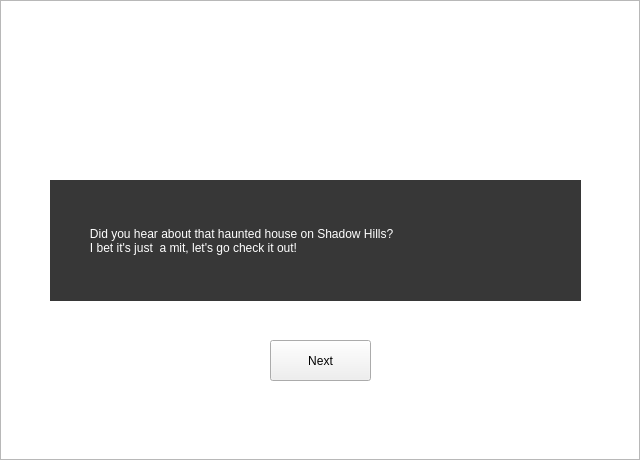
The window that src/entry.ui (matplinta/rpg-game-qt) describes before a commit, drawn with Qt 5.
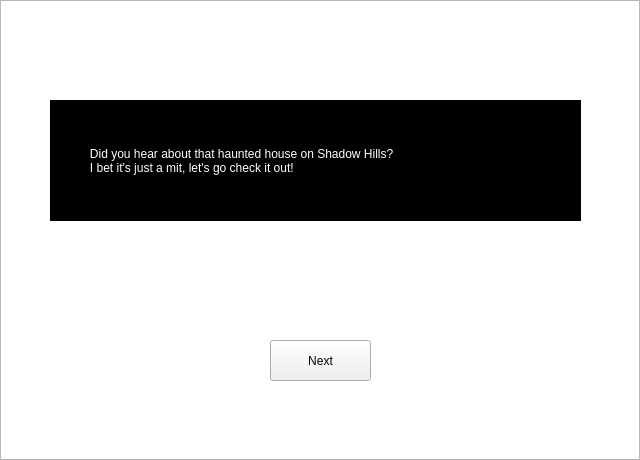
The same window after the commit. Icons and pictures are not drawn.

Patch:
```diff
--- a/src/entry.ui
+++ b/src/entry.ui
@@ -43,19 +43,19 @@
    <property name="geometry">
     <rect>
      <x>50</x>
-     <y>180</y>
+     <y>100</y>
      <width>531</width>
      <height>121</height>
     </rect>
    </property>
    <property name="styleSheet">
-    <string notr="true">background-color: rgb(0, 0, 0, 200);
+    <string notr="true">background-color: rgb(0, 0, 0, 200, 40);
 color: rgb(255, 255, 255);
 font: 12pt &quot;MS UI Gothic&quot;;</string>
    </property>
    <property name="text">
     <string>            Did you hear about that haunted house on Shadow Hills?
-            I bet it's just  a mit, let's go check it out! </string>
+            I bet it's just a mit, let's go check it out! </string>
    </property>
   </widget>
  </widget>
```
Left out of the diff: 2 changed lines with no effect on the pictures.
